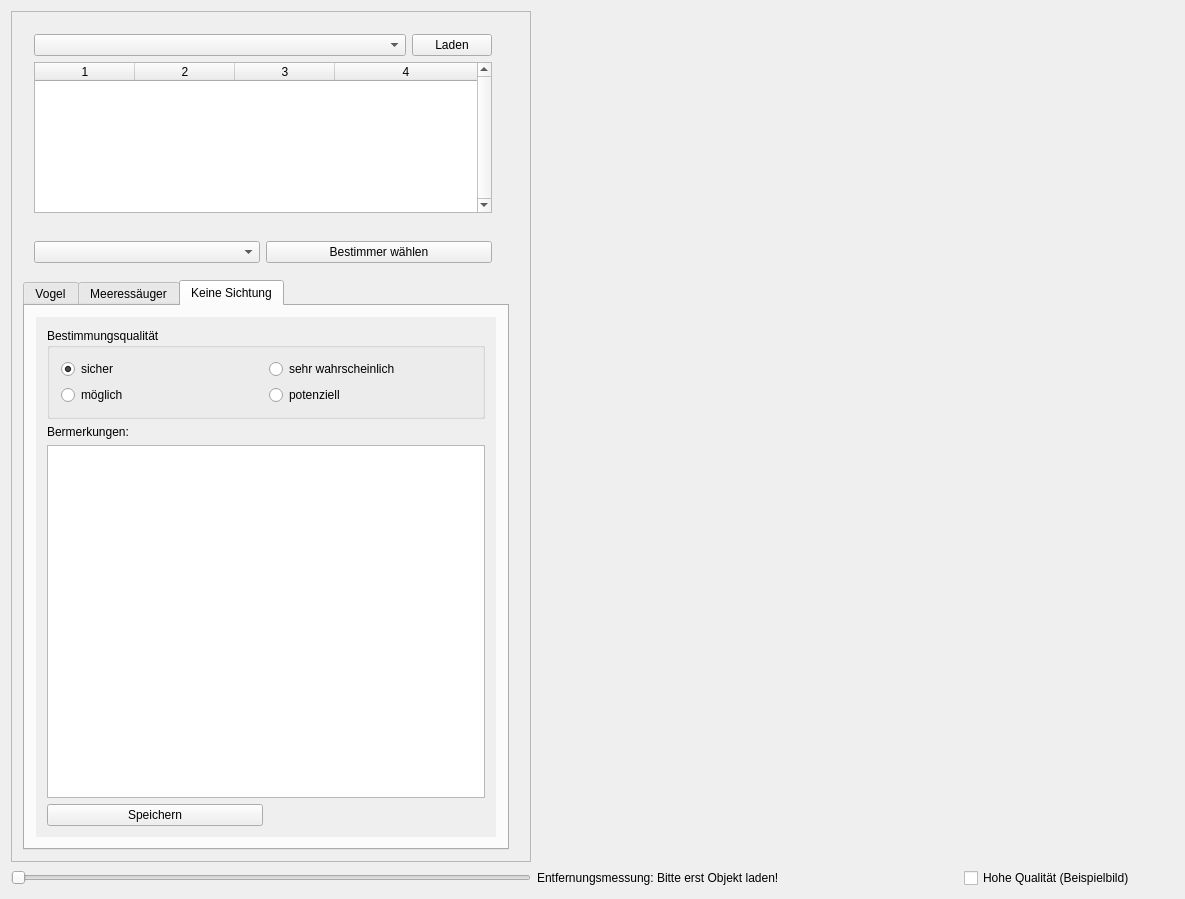
Old version of the form mainwindow.ui in the repository ifaoe/2014-10-Bird-View.
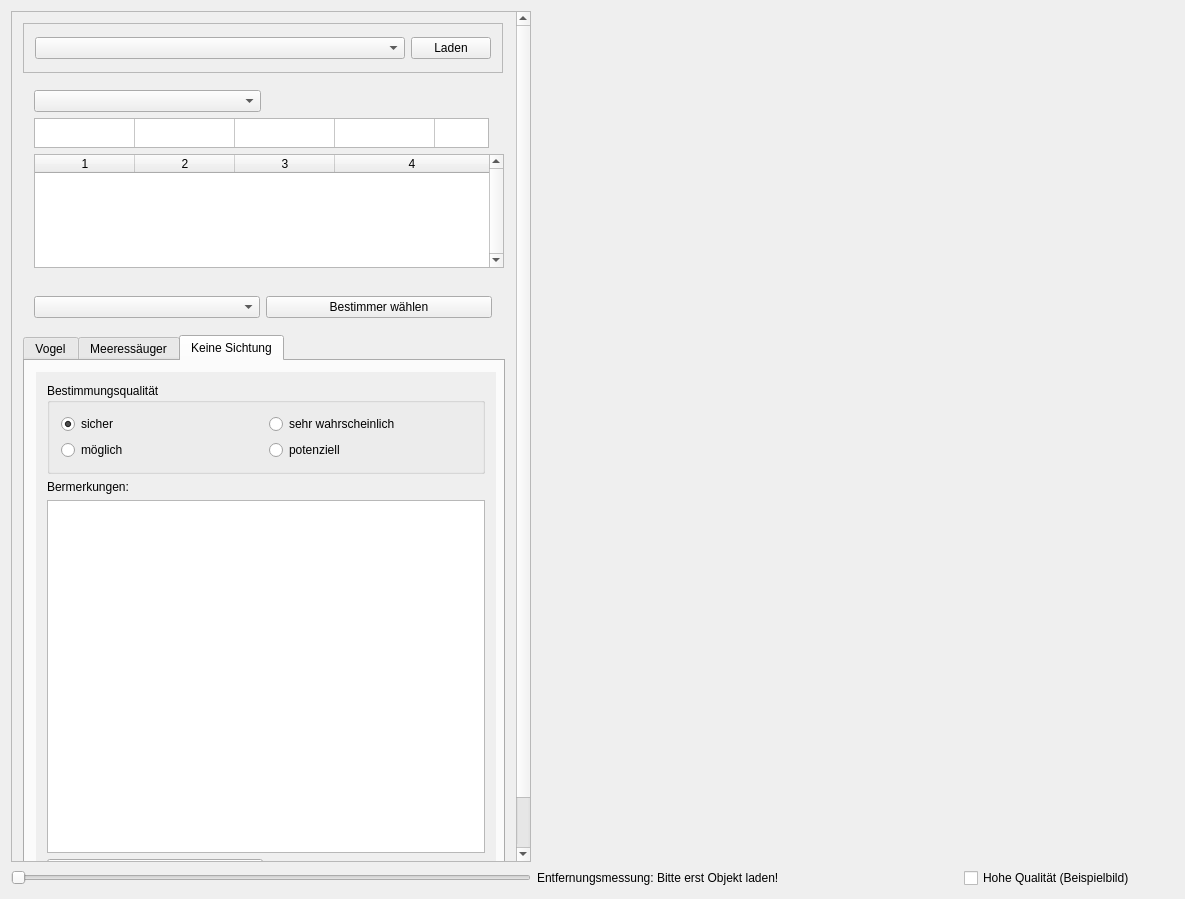
New version of the form.

Commit message: Feature: Filter in Ui integriert. Trennung Sortiertyp und Bestimmertyp.

```diff
--- a/mainwindow.ui
+++ b/mainwindow.ui
@@ -80,7 +80,7 @@
          <x>0</x>
          <y>0</y>
          <width>505</width>
-         <height>849</height>
+         <height>905</height>
         </rect>
        </property>
        <layout class="QVBoxLayout" name="verticalLayout">
@@ -95,17 +95,26 @@
           <property name="minimumSize">
            <size>
             <width>480</width>
-            <height>200</height>
+            <height>50</height>
+           </size>
+          </property>
+          <property name="maximumSize">
+           <size>
+            <width>480</width>
+            <height>50</height>
            </size>
           </property>
           <property name="frameShape">
-           <enum>QFrame::NoFrame</enum>
+           <enum>QFrame::StyledPanel</enum>
           </property>
           <property name="frameShadow">
            <enum>QFrame::Plain</enum>
           </property>
-          <layout class="QGridLayout" name="gridLayout_4">
-           <item row="0" column="2">
+          <layout class="QHBoxLayout" name="horizontalLayout">
+           <item>
+            <widget class="QComboBox" name="cmbSession"/>
+           </item>
+           <item>
             <widget class="QPushButton" name="btnSession">
              <property name="sizePolicy">
               <sizepolicy hsizetype="Fixed" vsizetype="Fixed">
@@ -118,7 +127,31 @@
              </property>
             </widget>
            </item>
-           <item row="1" column="0" colspan="3">
+          </layout>
+         </widget>
+        </item>
+        <item>
+         <widget class="QFrame" name="frmObjects">
+          <property name="sizePolicy">
+           <sizepolicy hsizetype="Fixed" vsizetype="Fixed">
+            <horstretch>0</horstretch>
+            <verstretch>0</verstretch>
+           </sizepolicy>
+          </property>
+          <property name="minimumSize">
+           <size>
+            <width>480</width>
+            <height>200</height>
+           </size>
+          </property>
+          <property name="frameShape">
+           <enum>QFrame::NoFrame</enum>
+          </property>
+          <property name="frameShadow">
+           <enum>QFrame::Plain</enum>
+          </property>
+          <layout class="QGridLayout" name="gridLayout_4">
+           <item row="2" column="0" colspan="2">
             <widget class="QTableWidget" name="tblObjects">
              <property name="sizePolicy">
               <sizepolicy hsizetype="Expanding" vsizetype="MinimumExpanding">
@@ -128,10 +161,16 @@
              </property>
              <property name="minimumSize">
               <size>
-               <width>0</width>
+               <width>470</width>
                <height>100</height>
               </size>
              </property>
+             <property name="maximumSize">
+              <size>
+               <width>470</width>
+               <height>16777215</height>
+              </size>
+             </property>
              <property name="verticalScrollBarPolicy">
               <enum>Qt::ScrollBarAlwaysOn</enum>
              </property>
@@ -162,8 +201,54 @@
              <column/>
             </widget>
            </item>
-           <item row="0" column="0" colspan="2">
-            <widget class="QComboBox" name="cmbSession"/>
+           <item row="1" column="0" colspan="2">
+            <widget class="QTableWidget" name="tblFilters">
+             <property name="sizePolicy">
+              <sizepolicy hsizetype="Fixed" vsizetype="Fixed">
+               <horstretch>0</horstretch>
+               <verstretch>0</verstretch>
+              </sizepolicy>
+             </property>
+             <property name="minimumSize">
+              <size>
+               <width>455</width>
+               <height>30</height>
+              </size>
+             </property>
+             <property name="maximumSize">
+              <size>
+               <width>455</width>
+               <height>35</height>
+              </size>
+             </property>
+             <property name="verticalScrollBarPolicy">
+              <enum>Qt::ScrollBarAlwaysOff</enum>
+             </property>
+             <property name="horizontalScrollBarPolicy">
+              <enum>Qt::ScrollBarAlwaysOff</enum>
+             </property>
+             <property name="rowCount">
+              <number>1</number>
+             </property>
+             <property name="columnCount">
+              <number>5</number>
+             </property>
+             <attribute name="horizontalHeaderVisible">
+              <bool>false</bool>
+             </attribute>
+             <attribute name="verticalHeaderVisible">
+              <bool>false</bool>
+             </attribute>
+             <row/>
+             <column/>
+             <column/>
+             <column/>
+             <column/>
+             <column/>
+            </widget>
+           </item>
+           <item row="0" column="0">
+            <widget class="QComboBox" name="cmbFilterCensor"/>
            </item>
           </layout>
          </widget>
```
The commit also changes 8 other files.
